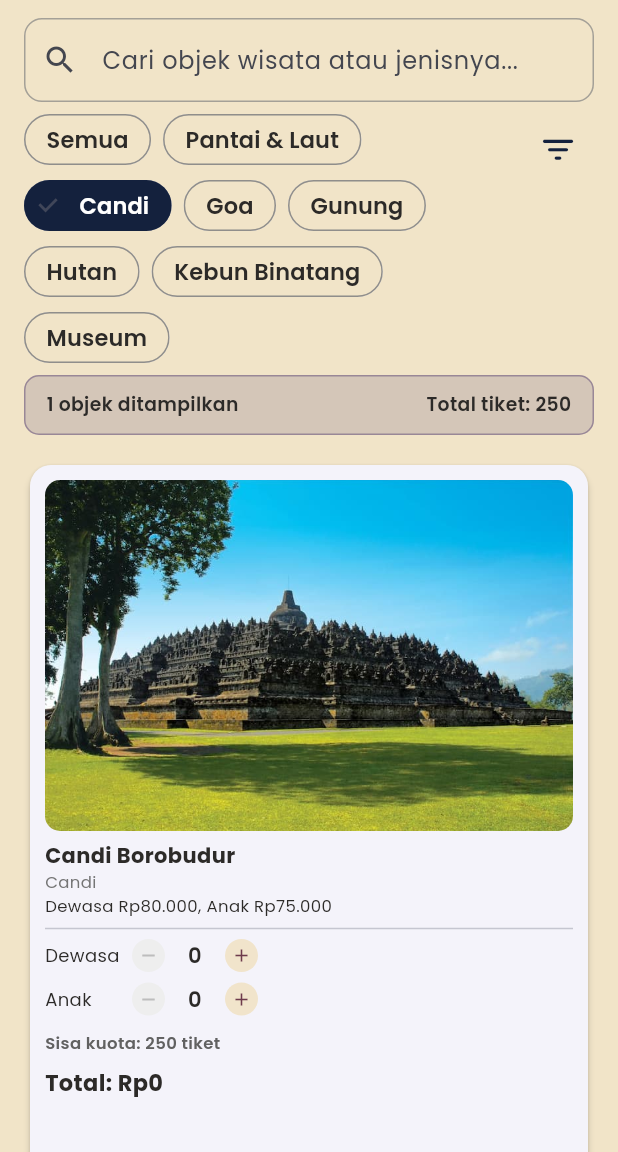
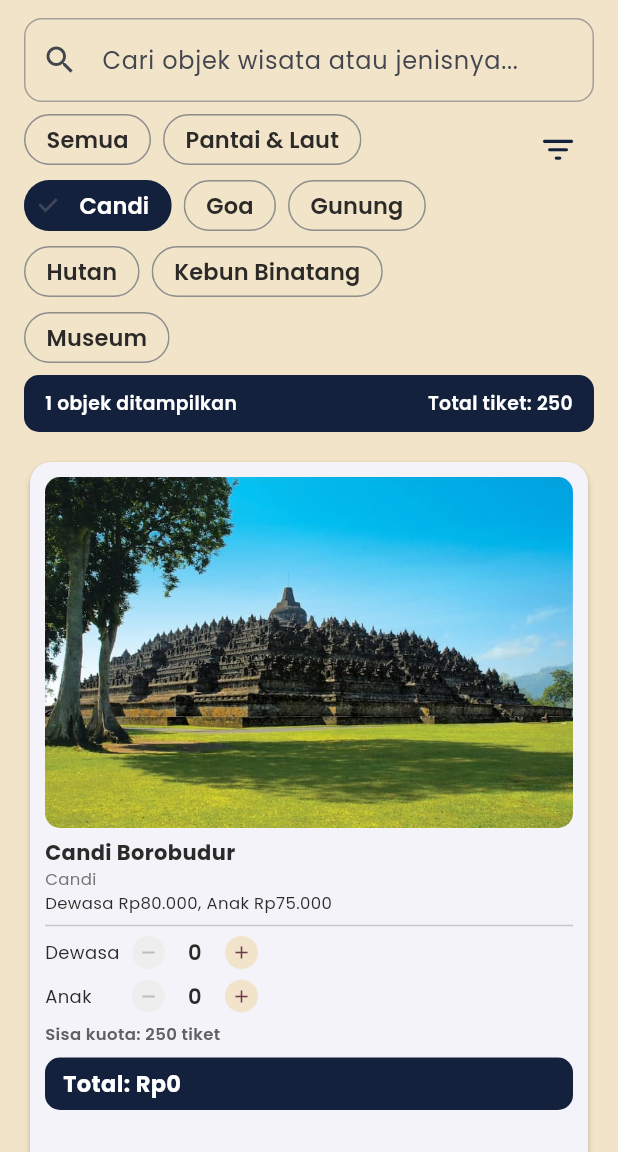
Before and after one commit to reirpl1/katalog_tiket_wisata, a Flutter app: the screen it shows after launch, after a tap on "Pantai & Laut", after a tap on "Candi", on a phone screen of 412 x 824 dp, the part 84-1236 px from its top. Run offline on Flutter 3.47's test engine with Material 3 defaults, Android fonts, the phone set to English and light mode, and no system bars; our stand-ins replace google_fonts.

Commit message:
Perbaikan card total tiket

```diff
--- a/lib/data/data_wisata.dart
+++ b/lib/data/data_wisata.dart
@@ -82,7 +82,7 @@
       jenis: 'Hutan',
       tiketDewasa: 25000,
       tiketAnak: 23000,
-      kuotaHarian: 200,
+      kuotaHarian: 50,
       gambar: 'assets/images/hutan_pinus.jpg',
       galeriGambar: [
         'assets/galeri/pinus_galeri1.jpg',
@@ -97,7 +97,7 @@
       jenis: 'Pantai & Laut',
       tiketDewasa: 60000,
       tiketAnak: 50000,
-      kuotaHarian: 700,
+      kuotaHarian: 100,
       gambar: 'assets/images/pantai_timang.jpg',
       galeriGambar: [
         'assets/galeri/timang_galeri1.jpg',
@@ -112,7 +112,7 @@
       jenis: 'Kebun Binatang',
       tiketDewasa: 85000,
       tiketAnak: 80000,
-      kuotaHarian: 900,
+      kuotaHarian: 300,
       gambar: 'assets/images/gembira_loka.jpg',
       galeriGambar: [
         'assets/galeri/loka_galeri1.jpg',
@@ -127,7 +127,7 @@
       jenis: 'Museum',
       tiketDewasa: 85000,
       tiketAnak: 80000,
-      kuotaHarian: 800,
+      kuotaHarian: 90,
       gambar: 'assets/images/museum_nasional.jpg',
       galeriGambar: [
         'assets/galeri/nasional_galeri1.jpg',
--- a/lib/pages/home_page.dart
+++ b/lib/pages/home_page.dart
@@ -377,16 +377,8 @@
               ),
 
               decoration: BoxDecoration(
-                color:
-                    _plum.withValues(alpha: 0.18),
-
-                borderRadius:
-                    BorderRadius.circular(10),
-
-                border: Border.all(
-                  color:
-                      _plum.withValues(alpha: 0.45),
-                ),
+                color: _navy,
+                borderRadius: BorderRadius.circular(10),
               ),
 
               child: Row(
@@ -399,6 +391,7 @@
                     child: Text(
                       '${ringkasan.totalObjek} objek ditampilkan',
                       style: const TextStyle(
+                        color: Colors.white,
                         fontWeight: FontWeight.w600,
                         fontSize: 12.5,
                       ),
@@ -413,6 +406,7 @@
                     child: Text(
                       'Total tiket: $totalTiketTersisa',
                       style: GoogleFonts.poppins(
+                        color: Colors.white,
                         fontWeight: FontWeight.w600,
                         fontSize: 12.5,
                       ),
--- a/lib/widgets/penghitung_tiket.dart
+++ b/lib/widgets/penghitung_tiket.dart
@@ -133,9 +133,7 @@
             ),
           ),
 
-        const SizedBox(height: 4),
-
-        Text(
+          Text(
           'Sisa kuota: $_sisaKuota tiket',
           style: GoogleFonts.poppins(
             fontSize: 11,
@@ -148,17 +146,29 @@
 
         const SizedBox(height: 8),
 
-        Text(
+      Container(
+        width: double.infinity,
+        padding: const EdgeInsets.symmetric(
+          horizontal: 12,
+          vertical: 7,
+        ),
+        decoration: BoxDecoration(
+          color: const Color(0xFF14213D),
+          borderRadius: BorderRadius.circular(10),
+        ),
+        child: Text(
           'Total: ${formatRupiah(totalAkhir)}',
           style: GoogleFonts.poppins(
+            color: Colors.white,
             fontWeight: FontWeight.bold,
             fontSize: 15,
           ),
         ),
+      ),
 
-        if (_pesanPeringatan != null)
+      if (_pesanPeringatan != null)
         Padding(
-          padding: const EdgeInsets.only(top: 3),
+          padding: const EdgeInsets.only(top: 5),
           child: Text(
             'Kuota penuh. Tombol + dinonaktifkan.',
             maxLines: 1,
```
